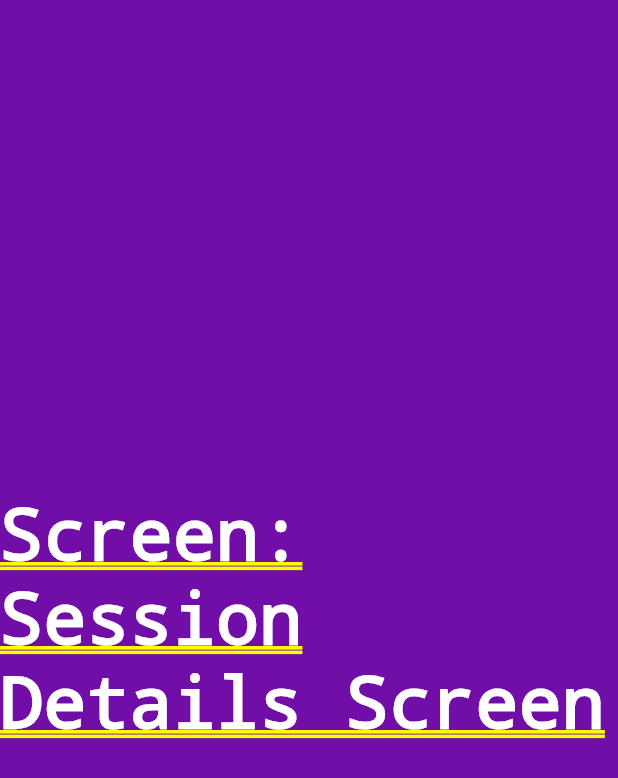
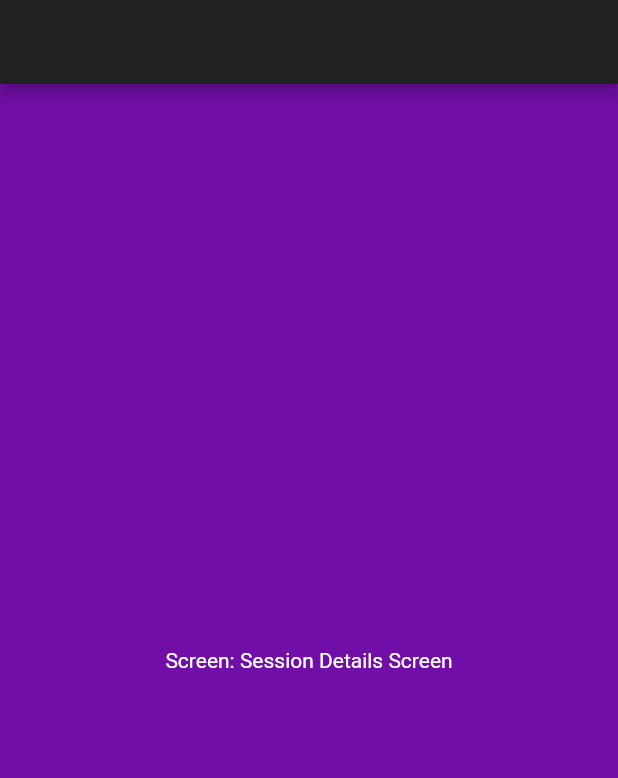
Before and after one commit to cookytech/DevFestKolkata, a Flutter app: the screen it shows after launch, on a phone screen of 412 x 824 dp. Shown: the top 778 px of the screen. Run offline on Flutter 3.47's test engine with Material 2 defaults, Android fonts, the phone set to English and light mode, and no system bars.

Commit message:
adds AppBar to the session details screen

```diff
--- a/lib/home_screen/home_screen.dart
+++ b/lib/home_screen/home_screen.dart
@@ -3,6 +3,7 @@ import 'package:devfest_18_kolkata/screens/chat_screen/chat_screen.dart';
 import 'package:devfest_18_kolkata/screens/invitiation_detail_screen/invitation_detail_screen.dart';
 import 'package:devfest_18_kolkata/screens/organisers_details_screen/organisers_details_screen.dart';
 import 'package:devfest_18_kolkata/screens/session_detail_screen/session_detail_screen.dart';
+import 'package:devfest_18_kolkata/screens/sm_feed_screen/social_media_screen.dart';
 import 'package:flutter/material.dart';
 
 class HomeScreen extends StatefulWidget {
@@ -27,6 +28,7 @@ class _HomeScreenState extends State<HomeScreen>
       children: <Widget>[
         SessionDetailScreen(),
         InvitationDetailScreen(),
+        SocialMediaScreen(),
         ChatScreen(),
         AnnouncementScreen(),
         OrganisersDetailsScreen(),
--- a/lib/screens/session_detail_screen/session_detail_screen.dart
+++ b/lib/screens/session_detail_screen/session_detail_screen.dart
@@ -9,6 +9,11 @@ class SessionDetailScreen extends StatefulWidget {
 class _SessionDetailScreenState extends State<SessionDetailScreen> {
   @override
   Widget build(BuildContext context) {
-    return DummyScreen(screenDetail: 'Session Details Screen',);
+    return Scaffold(
+      appBar: AppBar(),
+      body: DummyScreen(
+        screenDetail: 'Session Details Screen',
+      ),
+    );
   }
 }
```
Also changed, not shown: lib/screens/announcement_screen/announcement_screen.dart (line endings or trailing spaces).
